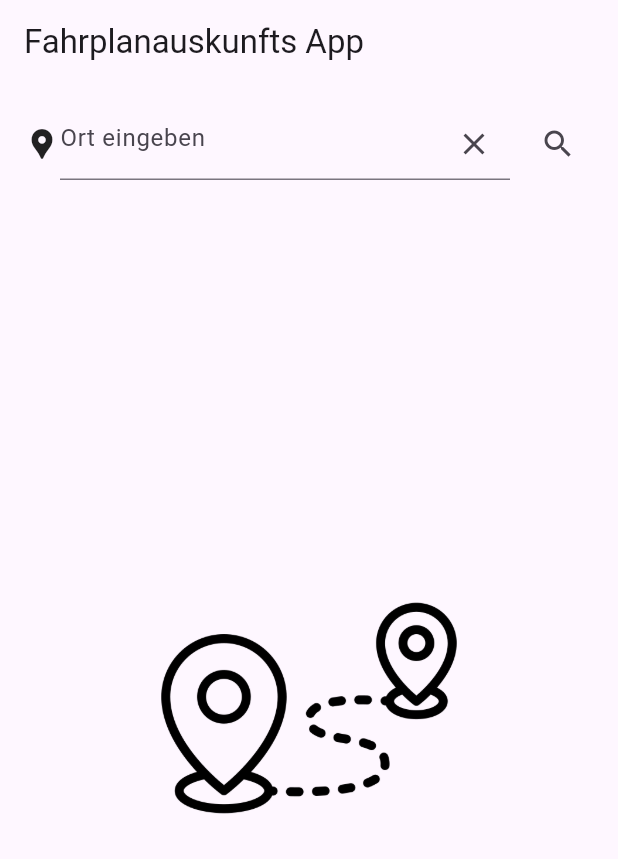
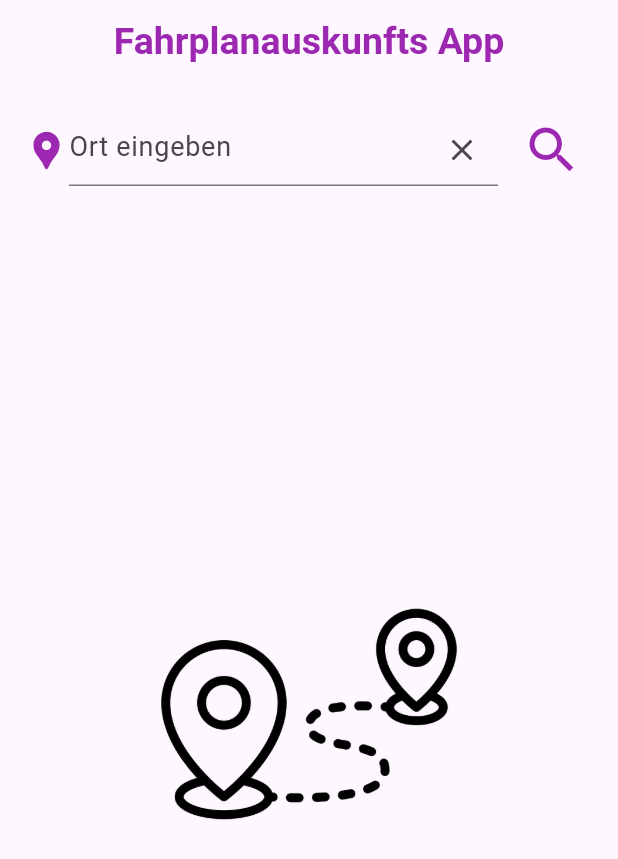
Before and after one commit to Charizard17/fahrplanauskunfts_app, a Flutter app: the screen it shows after launch, on a phone screen of 412 x 824 dp. Shown: the top 859 px of the screen. Run offline on Flutter 3.47's test engine with Material 3 defaults, Android fonts, the phone set to English and light mode, and no system bars; our stand-ins replace dio, flutter_map, latlong2, shimmer.

Commit message:
style adjustments

```diff
--- a/lib/screens/main_screen.dart
+++ b/lib/screens/main_screen.dart
@@ -1,8 +1,8 @@
+import 'package:fahrplanauskunfts_app/widgets/location_results_list.dart';
 import 'package:flutter/material.dart';
 import 'package:fahrplanauskunfts_app/models/location.dart';
 import 'package:fahrplanauskunfts_app/widgets/location_details.dart';
 import 'package:fahrplanauskunfts_app/widgets/location_list_item_shimmer.dart';
-import 'package:fahrplanauskunfts_app/widgets/location_resutls_list.dart';
 import 'package:fahrplanauskunfts_app/services/location_search_service.dart';
 
 class MainScreen extends StatefulWidget {
@@ -28,9 +28,16 @@ class _MainScreenState extends State<MainScreen> {
     return SafeArea(
       child: Scaffold(
         appBar: AppBar(
-          title: const Text(
-            'Fahrplanauskunfts App',
-            textAlign: TextAlign.center,
+          title: const Center(
+            child: Text(
+              'Fahrplanauskunfts App',
+              textAlign: TextAlign.center,
+              style: TextStyle(
+                fontSize: 25,
+                fontWeight: FontWeight.bold,
+                color: Colors.purple,
+              ),
+            ),
           ),
         ),
         body: Padding(
@@ -50,12 +57,19 @@ class _MainScreenState extends State<MainScreen> {
   Widget _buildSearchBar() {
     return Row(
       children: [
-        const Icon(Icons.location_pin),
+        const Icon(
+          Icons.location_pin,
+          color: Colors.purple,
+          size: 30,
+        ),
         Expanded(
           child: TextField(
             controller: _searchController,
             textInputAction: TextInputAction.search,
             onSubmitted: _performSearchLocations,
+            style: const TextStyle(
+              fontSize: 18,
+            ),
             decoration: InputDecoration(
               hintText: 'Ort eingeben',
               suffixIcon: IconButton(
@@ -67,7 +81,11 @@ class _MainScreenState extends State<MainScreen> {
         ),
         const SizedBox(width: 8.0),
         IconButton(
-          icon: const Icon(Icons.search),
+          icon: const Icon(
+            Icons.search,
+            color: Colors.purple,
+            size: 40,
+          ),
           onPressed: () => _performSearchLocations(_searchController.text),
         ),
       ],
--- a/lib/widgets/location_resutls_list.dart
+++ b/lib/widgets/location_results_list.dart
@@ -21,8 +21,12 @@ class LocationResultsList extends StatelessWidget {
           results.length > 1
               ? "${results.length} Orte gefunden"
               : "${results.length} Ort gefunden",
+          style: const TextStyle(
+            fontSize: 16,
+            fontWeight: FontWeight.bold,
+          ),
         ),
-        const SizedBox(height: 5.0),
+        const SizedBox(height: 10.0),
         Expanded(
           child: ListView.builder(
             itemCount: results.length,
```
Also changed, not shown: lib/widgets/location_details.dart (+37 -9 lines), lib/widgets/location_list_item.dart (+36 -14 lines), lib/widgets/location_list_item_shimmer.dart (+18 -24 lines).
